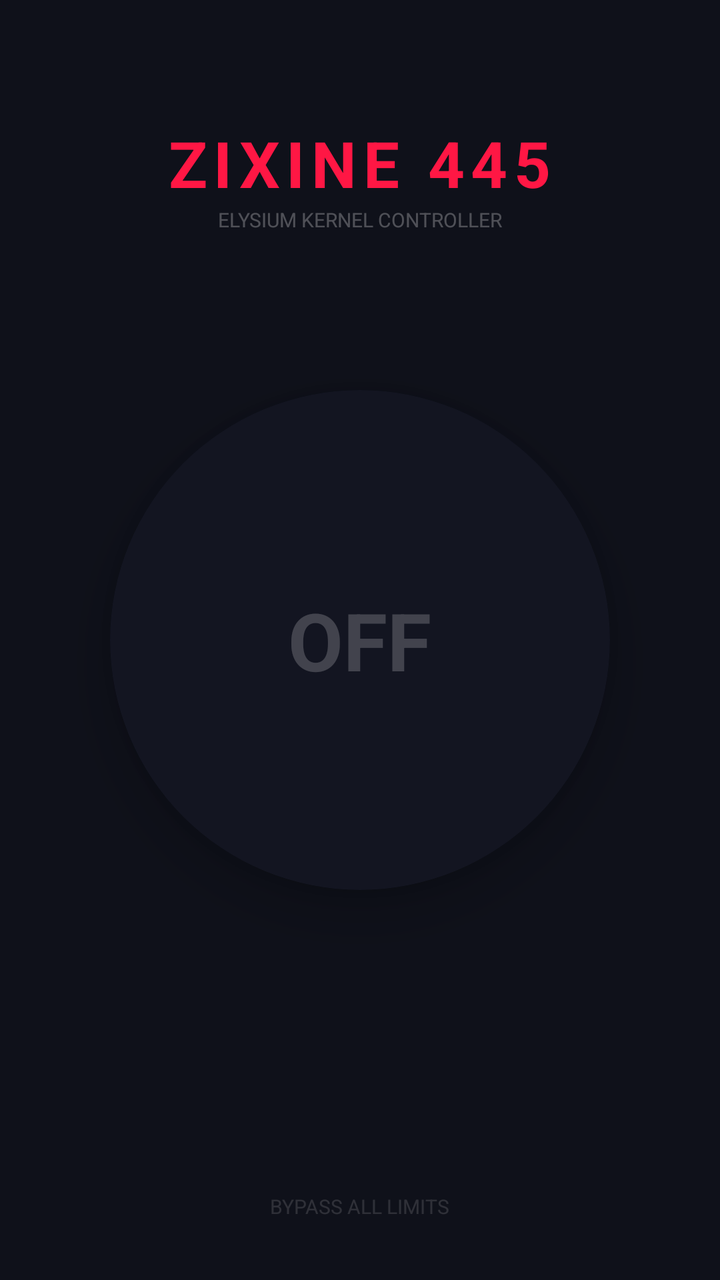
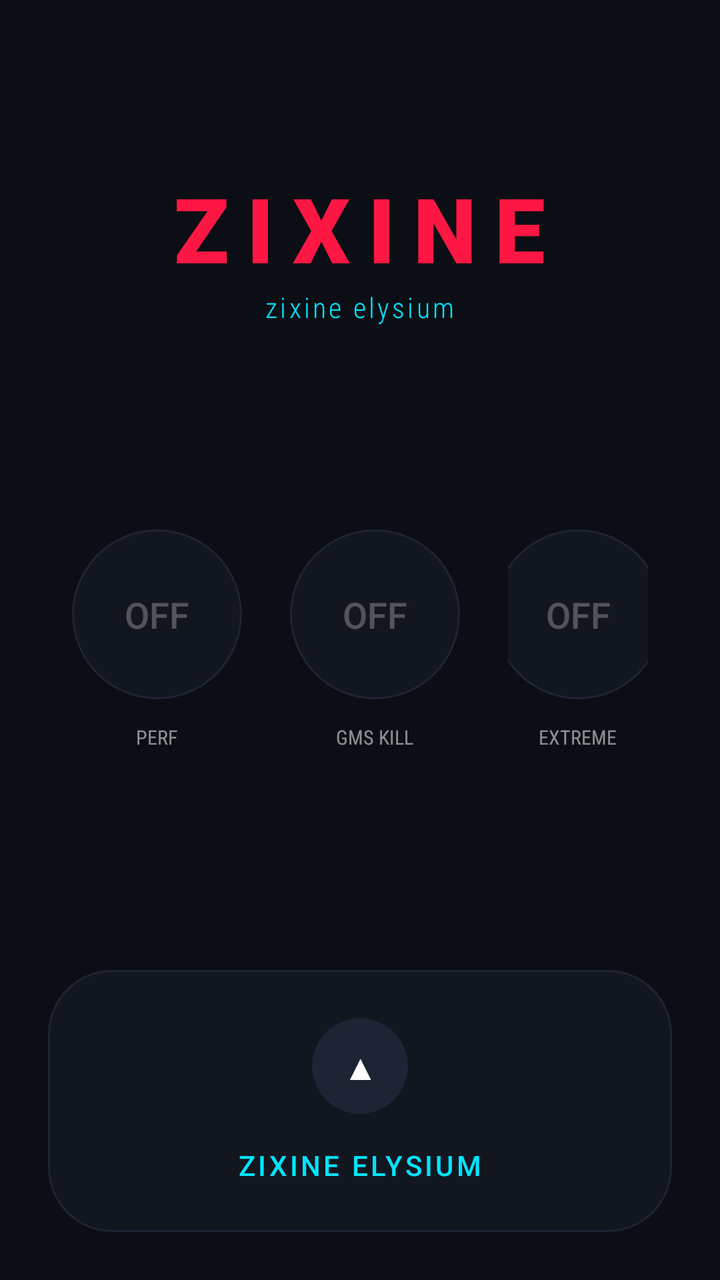

Compare the two renders of this Android layout. The source of the first and the diff that turns it into the second are given below.
<!-- AndroidManifest.xml: application theme Theme.MaterialComponents.DayNight.NoActionBar -->
<!-- res/layout/activity_main.xml -->
<?xml version="1.0" encoding="utf-8"?>
<RelativeLayout xmlns:android="http://schemas.android.com/apk/res/android"
    xmlns:app="http://schemas.android.com/apk/res-auto"
    android:layout_width="match_parent"
    android:layout_height="match_parent"
    android:background="#0F111A">

    <TextView
        android:id="@+id/title"
        android:layout_width="wrap_content"
        android:layout_height="wrap_content"
        android:text="ZIXINE 445"
        android:textColor="#FF1744"
        android:textSize="32sp"
        android:textStyle="bold"
        android:layout_centerHorizontal="true"
        android:layout_marginTop="60dp"
        android:letterSpacing="0.1" />

    <TextView
        android:layout_below="@id/title"
        android:layout_width="wrap_content"
        android:layout_height="wrap_content"
        android:text="ELYSIUM KERNEL CONTROLLER"
        android:textColor="#44FFFFFF"
        android:textSize="10sp"
        android:layout_centerHorizontal="true" />

    <androidx.cardview.widget.CardView
        android:id="@+id/btn_ignite"
        android:layout_width="250dp"
        android:layout_height="250dp"
        android:layout_centerInParent="true"
        app:cardBackgroundColor="#131521"
        app:cardCornerRadius="125dp"
        app:cardElevation="15dp">
        
        <RelativeLayout
            android:layout_width="match_parent"
            android:layout_height="match_parent"
            android:gravity="center">
            
            <TextView
                android:id="@+id/status_text"
                android:layout_width="wrap_content"
                android:layout_height="wrap_content"
                android:text="OFF"
                android:textColor="#33FFFFFF"
                android:textSize="40sp"
                android:textStyle="bold" />
        </RelativeLayout>
    </androidx.cardview.widget.CardView>

    <TextView
        android:layout_alignParentBottom="true"
        android:layout_centerHorizontal="true"
        android:layout_marginBottom="30dp"
        android:layout_width="wrap_content"
        android:layout_height="wrap_content"
        android:text="BYPASS ALL LIMITS"
        android:textColor="#22FFFFFF"
        android:textSize="10sp" />

</RelativeLayout>
<!-- resources referenced by this layout -->
<resources>

</resources>

<!-- the commit's change to res/layout/activity_main.xml (unified diff, before → after) -->
@@ -3,62 +3,207 @@
     xmlns:app="http://schemas.android.com/apk/res-auto"
     android:layout_width="match_parent"
     android:layout_height="match_parent"
-    android:background="#0F111A">
-
-    <TextView
-        android:id="@+id/title"
+    android:background="#0B0E14" 
+    android:padding="24dp">
+
+    <LinearLayout
+        android:id="@+id/header"
         android:layout_width="wrap_content"
         android:layout_height="wrap_content"
-        android:text="ZIXINE 445"
-        android:textColor="#FF1744"
-        android:textSize="32sp"
-        android:textStyle="bold"
         android:layout_centerHorizontal="true"
         android:layout_marginTop="60dp"
-        android:letterSpacing="0.1" />
-
-    <TextView
-        android:layout_below="@id/title"
-        android:layout_width="wrap_content"
+        android:gravity="center"
+        android:orientation="vertical">
+
+        <TextView
+            android:layout_width="wrap_content"
+            android:layout_height="wrap_content"
+            android:text="ZIXINE"
+            android:textColor="#FF1744"
+            android:textSize="45sp"
+            android:fontFamily="sans-serif-black"
+            android:letterSpacing="0.2"
+            android:textStyle="bold" />
+
+        <TextView
+            android:layout_width="wrap_content"
+            android:layout_height="wrap_content"
+            android:text="zixine elysium"
+            android:textColor="#00E5FF"
+            android:textSize="14sp"
+            android:fontFamily="sans-serif-condensed-light"
+            android:letterSpacing="0.1" />
+    </LinearLayout>
+
+    <LinearLayout
+        android:layout_width="match_parent"
         android:layout_height="wrap_content"
-        android:text="ELYSIUM KERNEL CONTROLLER"
-        android:textColor="#44FFFFFF"
-        android:textSize="10sp"
-        android:layout_centerHorizontal="true" />
-
-    <androidx.cardview.widget.CardView
-        android:id="@+id/btn_ignite"
-        android:layout_width="250dp"
-        android:layout_height="250dp"
         android:layout_centerInParent="true"
-        app:cardBackgroundColor="#131521"
-        app:cardCornerRadius="125dp"
-        app:cardElevation="15dp">
+        android:gravity="center"
+        android:orientation="horizontal">
+
+        <LinearLayout
+            android:layout_width="wrap_content"
+            android:layout_height="wrap_content"
+            android:gravity="center"
+            android:layout_marginHorizontal="12dp"
+            android:orientation="vertical">
+            <com.google.android.material.card.MaterialCardView
+                android:id="@+id/btn_perf"
+                android:layout_width="85dp"
+                android:layout_height="85dp"
+                app:cardBackgroundColor="#12161F"
+                app:cardCornerRadius="43dp"
+                app:strokeColor="#1E2433"
+                app:strokeWidth="1dp"
+                app:cardElevation="0dp">
+                <TextView
+                    android:id="@+id/status_perf"
+                    android:layout_width="match_parent"
+                    android:layout_height="match_parent"
+                    android:text="OFF"
+                    android:textColor="#44FFFFFF"
+                    android:textSize="18sp"
+                    android:fontFamily="sans-serif-medium"
+                    android:gravity="center" />
+            </com.google.android.material.card.MaterialCardView>
+            <TextView
+                android:layout_width="wrap_content"
+                android:layout_height="wrap_content"
+                android:text="PERF"
+                android:textColor="#88FFFFFF"
+                android:textSize="10sp"
+                android:layout_marginTop="12dp"
+                android:fontFamily="sans-serif-condensed" />
+        </LinearLayout>
+
+        <LinearLayout
+            android:layout_width="wrap_content"
+            android:layout_height="wrap_content"
+            android:gravity="center"
+            android:layout_marginHorizontal="12dp"
+            android:orientation="vertical">
+            <com.google.android.material.card.MaterialCardView
+                android:id="@+id/btn_gms"
+                android:layout_width="85dp"
+                android:layout_height="85dp"
+                app:cardBackgroundColor="#12161F"
+                app:cardCornerRadius="43dp"
+                app:strokeColor="#1E2433"
+                app:strokeWidth="1dp"
+                app:cardElevation="0dp">
+                <TextView
+                    android:id="@+id/status_gms"
+                    android:layout_width="match_parent"
+                    android:layout_height="match_parent"
+                    android:text="OFF"
+                    android:textColor="#44FFFFFF"
+                    android:textSize="18sp"
+                    android:fontFamily="sans-serif-medium"
+                    android:gravity="center" />
+            </com.google.android.material.card.MaterialCardView>
+            <TextView
+                android:layout_width="wrap_content"
+                android:layout_height="wrap_content"
+                android:text="GMS KILL"
+                android:textColor="#88FFFFFF"
+                android:textSize="10sp"
+                android:layout_marginTop="12dp"
+                android:fontFamily="sans-serif-condensed" />
+        </LinearLayout>
+
+        <LinearLayout
+            android:layout_width="wrap_content"
+            android:layout_height="wrap_content"
+            android:gravity="center"
+            android:layout_marginHorizontal="12dp"
+            android:orientation="vertical">
+            <com.google.android.material.card.MaterialCardView
+                android:id="@+id/btn_extreme"
+                android:layout_width="85dp"
+                android:layout_height="85dp"
+                app:cardBackgroundColor="#12161F"
+                app:cardCornerRadius="43dp"
+                app:strokeColor="#1E2433"
+                app:strokeWidth="1dp"
+                app:cardElevation="0dp">
+                <TextView
+                    android:id="@+id/status_extreme"
+                    android:layout_width="match_parent"
+                    android:layout_height="match_parent"
+                    android:text="OFF"
+                    android:textColor="#44FFFFFF"
+                    android:textSize="18sp"
+                    android:fontFamily="sans-serif-medium"
+                    android:gravity="center" />
+            </com.google.android.material.card.MaterialCardView>
+            <TextView
+                android:layout_width="wrap_content"
+                android:layout_height="wrap_content"
+                android:text="EXTREME"
+                android:textColor="#88FFFFFF"
+                android:textSize="10sp"
+                android:layout_marginTop="12dp"
+                android:fontFamily="sans-serif-condensed" />
+        </LinearLayout>
+    </LinearLayout>
+
+    <com.google.android.material.card.MaterialCardView
+        android:layout_width="match_parent"
+        android:layout_height="wrap_content"
+        android:layout_alignParentBottom="true"
+        app:cardBackgroundColor="#12161F"
+        app:cardCornerRadius="32dp"
+        app:cardElevation="0dp"
+        app:strokeColor="#1E2433"
+        app:strokeWidth="1dp">
         
-        <RelativeLayout
+        <LinearLayout
             android:layout_width="match_parent"
-            android:layout_height="match_parent"
-            android:gravity="center">
-            
-            <TextView
-                android:id="@+id/status_text"
-                android:layout_width="wrap_content"
-                android:layout_height="wrap_content"
-                android:text="OFF"
-                android:textColor="#33FFFFFF"
-                android:textSize="40sp"
-                android:textStyle="bold" />
-        </RelativeLayout>
-    </androidx.cardview.widget.CardView>
-
-    <TextView
-        android:layout_alignParentBottom="true"
-        android:layout_centerHorizontal="true"
-        android:layout_marginBottom="30dp"
-        android:layout_width="wrap_content"
-        android:layout_height="wrap_content"
-        android:text="BYPASS ALL LIMITS"
-        android:textColor="#22FFFFFF"
-        android:textSize="10sp" />
+            android:layout_height="wrap_content"
+            android:orientation="vertical"
+            android:padding="24dp">
+
+            <com.google.android.material.card.MaterialCardView
+                android:id="@+id/trigger_panel"
+                android:layout_width="48dp"
+                android:layout_height="48dp"
+                android:layout_gravity="center"
+                app:cardBackgroundColor="#1E2433"
+                app:cardCornerRadius="24dp"
+                app:cardElevation="0dp">
+                <TextView
+                    android:id="@+id/trigger_arrow"
+                    android:layout_width="match_parent"
+                    android:layout_height="match_parent"
+                    android:text="▲"
+                    android:textColor="#FFFFFF"
+                    android:gravity="center"
+                    android:textSize="18sp" />
+            </com.google.android.material.card.MaterialCardView>
+
+            <TextView
+                android:layout_width="wrap_content"
+                android:layout_height="wrap_content"
+                android:text="ZIXINE ELYSIUM"
+                android:textColor="#00E5FF"
+                android:layout_gravity="center"
+                android:layout_marginTop="16dp"
+                android:fontFamily="sans-serif-medium"
+                android:letterSpacing="0.1" />
+
+            <TextView
+                android:id="@+id/tutorial_text"
+                android:layout_width="match_parent"
+                android:layout_height="wrap_content"
+                android:layout_marginTop="20dp"
+                android:text="REKOMENDASI:\nAktifkan Toggle melalui Quick Settings untuk akses lebih instan!\n\nTUTORIAL:\n1. Tarik status bar ke bawah.\n2. Klik Edit/Pensil.\n3. Cari Tiles Zixine dan seret ke atas."
+                android:textColor="#66FFFFFF"
+                android:textSize="12sp"
+                android:fontFamily="sans-serif-light"
+                android:lineSpacingExtra="4dp"
+                android:visibility="gone" />
+        </LinearLayout>
+    </com.google.android.material.card.MaterialCardView>
 
 </RelativeLayout>
